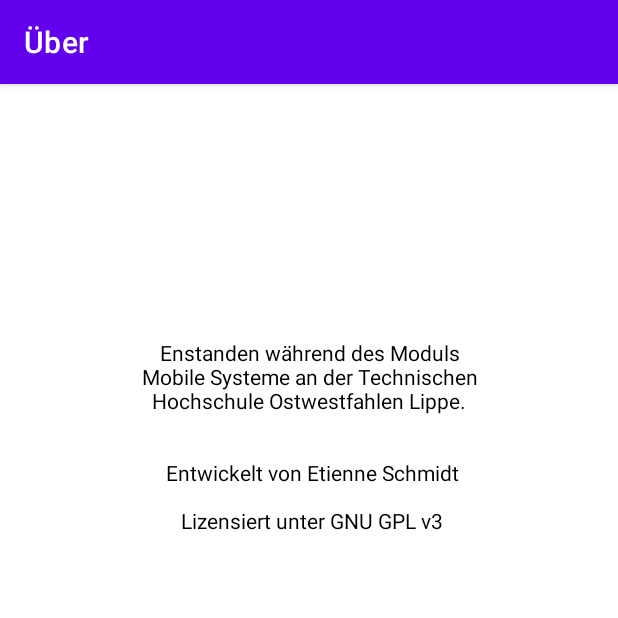
After one commit to gladion136/OpenSyncedLists, an Android app: the AboutActivity screen opened directly, with no data from a screen before it, on a phone screen of 412 x 824 dp, the top half of it. The commit adds this screen. Run offline under Robolectric (Android 15) with nearby library versions, the phone set to English and light mode, and no system bars.

Commit message:
Add AboutActivity * and update theme (text color)

```diff
--- /dev/null
+++ b/Android_Client/OpenSyncedLists/app/src/main/java/eu/schmidt/systems/opensyncedlists/AboutActivity.java
@@ -0,0 +1,15 @@
+package eu.schmidt.systems.opensyncedlists;
+
+import androidx.appcompat.app.AppCompatActivity;
+
+import android.annotation.SuppressLint;
+import android.os.Bundle;
+
+public class AboutActivity extends AppCompatActivity {
+
+    @Override protected void onCreate(Bundle savedInstanceState) {
+        super.onCreate(savedInstanceState);
+        setContentView(R.layout.activity_about);
+        setTitle(getString(R.string.menu_about));
+    }
+}
--- /dev/null
+++ b/Android_Client/OpenSyncedLists/app/src/main/res/layout/activity_about.xml
@@ -0,0 +1,22 @@
+<?xml version="1.0" encoding="utf-8"?>
+<androidx.constraintlayout.widget.ConstraintLayout xmlns:android="http://schemas.android.com/apk/res/android"
+    xmlns:app="http://schemas.android.com/apk/res-auto"
+    xmlns:tools="http://schemas.android.com/tools"
+    android:layout_width="match_parent"
+    android:layout_height="match_parent"
+    tools:context=".AboutActivity">
+
+    <TextView
+        android:id="@+id/textView2"
+        android:layout_width="0dp"
+        android:layout_height="wrap_content"
+        android:layout_marginLeft="80dp"
+        android:layout_marginRight="80dp"
+        android:text="@string/text_about"
+        android:textAlignment="center"
+        app:layout_constraintBottom_toBottomOf="parent"
+        app:layout_constraintEnd_toEndOf="parent"
+        app:layout_constraintStart_toStartOf="parent"
+        app:layout_constraintTop_toTopOf="parent"
+        app:layout_constraintVertical_bias="0.266" />
+</androidx.constraintlayout.widget.ConstraintLayout>
--- a/Android_Client/OpenSyncedLists/app/src/main/res/values-night/themes.xml
+++ b/Android_Client/OpenSyncedLists/app/src/main/res/values-night/themes.xml
@@ -14,5 +14,7 @@
             ?attr/colorPrimaryVariant
         </item>
         <!-- Customize your theme here. -->
+        <item name="android:textColor">#ffffffff</item>
+
     </style>
 </resources>
--- a/Android_Client/OpenSyncedLists/app/src/main/res/values/strings.xml
+++ b/Android_Client/OpenSyncedLists/app/src/main/res/values/strings.xml
@@ -14,6 +14,12 @@
     <string name="menu_about">Über</string>
 
 
+    <string name="text_about">Enstanden während des Moduls Mobile
+        Systeme an der Technischen Hochschule Ostwestfahlen Lippe.\n\n\n
+        Entwickelt von Etienne Schmidt\n\n
+        Lizensiert unter GNU GPL v3</string>
+
+
     <!-- Change before publish! -->
     <string name="preference_file_key">asdkjbIG(CTDchabscTEc89iuHC87C</string>
 
--- a/Android_Client/OpenSyncedLists/app/src/main/res/values/themes.xml
+++ b/Android_Client/OpenSyncedLists/app/src/main/res/values/themes.xml
@@ -14,5 +14,6 @@
             ?attr/colorPrimaryVariant
         </item>
         <!-- Customize your theme here. -->
+        <item name="android:textColor">#000000</item>
     </style>
 </resources>
```
Also changed, not shown: Android_Client/OpenSyncedLists/app/src/main/AndroidManifest.xml (+9 -6 lines), Android_Client/OpenSyncedLists/app/src/main/java/eu/schmidt/systems/opensyncedlists/ListsActivity.java (+13 -0 lines).
